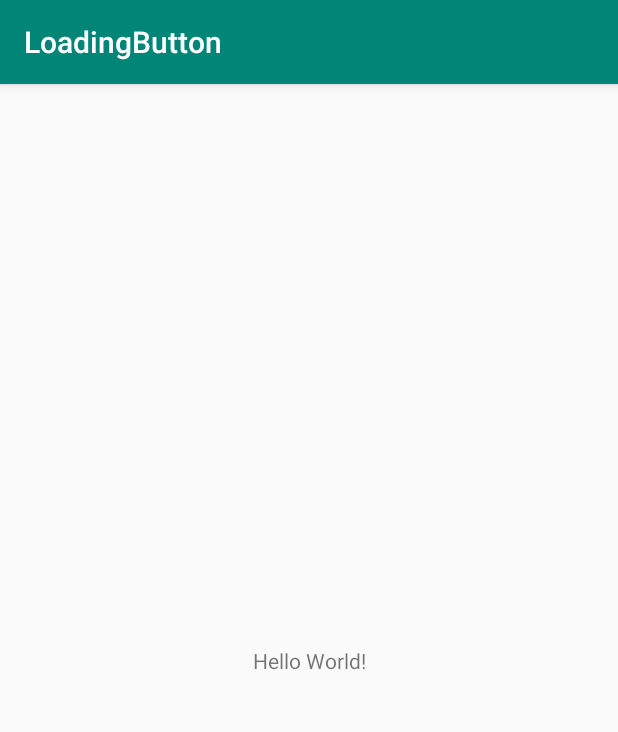
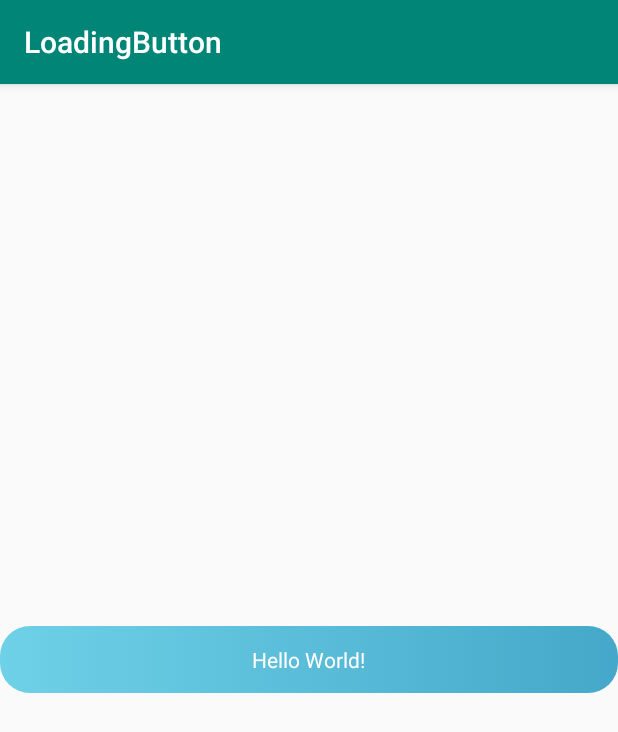
Before and after one commit to duanhao/LoadingButton, an Android app: the screen it shows after launch (MainActivity), on a phone screen of 412 x 824 dp. Shown: the top 732 px of the screen. Run offline under Robolectric (Android 15) with nearby library versions, the phone set to English and light mode, and no system bars.

Commit message:
项目1.0.0

```diff
--- a/app/build.gradle
+++ b/app/build.gradle
@@ -19,10 +19,11 @@ android {
 }
 
 dependencies {
-    implementation fileTree(dir: 'libs', include: ['*.jar'])
+    implementation fileTree(include: ['*.jar'], dir: 'libs')
     implementation 'com.android.support:appcompat-v7:28.0.0'
     implementation 'com.android.support.constraint:constraint-layout:1.1.3'
     testImplementation 'junit:junit:4.12'
     androidTestImplementation 'com.android.support.test:runner:1.0.2'
     androidTestImplementation 'com.android.support.test.espresso:espresso-core:3.0.2'
+    implementation project(':loadbtnlib')
 }
--- a/app/src/main/java/com/app/loadingbutton/MainActivity.java
+++ b/app/src/main/java/com/app/loadingbutton/MainActivity.java
@@ -1,13 +1,51 @@
 package com.app.loadingbutton;
 
+import android.os.Bundle;
+import android.os.Handler;
 import android.support.v7.app.AppCompatActivity;
-import android.os.Bundle;
+import android.view.View;
+
+import com.app.loadbtnlib.LoadingButton;
 
 public class MainActivity extends AppCompatActivity {
+
+    private LoadingButton mLoadingBtn;
 
     @Override
     protected void onCreate(Bundle savedInstanceState) {
         super.onCreate(savedInstanceState);
         setContentView(R.layout.activity_main);
+        mLoadingBtn = findViewById(R.id.main_loadbtn_test);
+
+        mLoadingBtn.setOnClickListener(new View.OnClickListener() {
+            @Override
+            public void onClick(View v) {
+
+                startLoading();
+            }
+        });
+
     }
+
+    private void startLoading() {
+        mLoadingBtn.startLoading(new LoadingButton.OnLoadingListener() {
+            @Override
+            public void onStart() {
+
+                new Handler().postDelayed(new Runnable() {
+                    @Override
+                    public void run() {
+                        //  finishLoading();
+                        mLoadingBtn.finishLoading();
+                    }
+                }, 1000);
+            }
+
+            @Override
+            public void onFinish() {
+
+            }
+        });
+    }
+
 }
--- /dev/null
+++ b/app/src/main/res/drawable/button_main_color_down.xml
@@ -0,0 +1,12 @@
+<?xml version="1.0" encoding="utf-8"?>
+<shape xmlns:android="http://schemas.android.com/apk/res/android">
+
+    <corners android:radius="20dp" />
+
+    <solid android:color="#45a8aa" />
+
+    <gradient
+        android:endColor="#45a8aa"
+        android:startColor="#6fd1c7" />
+
+</shape>
--- /dev/null
+++ b/app/src/main/res/drawable/button_main_color_selector.xml
@@ -0,0 +1,7 @@
+<?xml version="1.0" encoding="utf-8"?>
+<selector xmlns:android="http://schemas.android.com/apk/res/android">
+
+    <item android:drawable="@drawable/button_main_color_up" android:state_pressed="false"></item>
+    <item android:drawable="@drawable/button_main_color_down" android:state_pressed="true"></item>
+
+</selector>
--- /dev/null
+++ b/app/src/main/res/drawable/button_main_color_up.xml
@@ -0,0 +1,12 @@
+<?xml version="1.0" encoding="utf-8"?>
+<shape xmlns:android="http://schemas.android.com/apk/res/android">
+
+    <corners android:radius="20dp" />
+
+    <solid android:color="#45a8ca" />
+
+    <gradient
+        android:endColor="#45a8ca"
+        android:startColor="#6fd1e7" />
+
+</shape>
--- a/app/src/main/res/layout/activity_main.xml
+++ b/app/src/main/res/layout/activity_main.xml
@@ -1,18 +1,21 @@
 <?xml version="1.0" encoding="utf-8"?>
-<android.support.constraint.ConstraintLayout xmlns:android="http://schemas.android.com/apk/res/android"
-    xmlns:app="http://schemas.android.com/apk/res-auto"
+<RelativeLayout xmlns:android="http://schemas.android.com/apk/res/android"
+    xmlns:apps="http://schemas.android.com/apk/res-auto"
     xmlns:tools="http://schemas.android.com/tools"
     android:layout_width="match_parent"
     android:layout_height="match_parent"
     tools:context=".MainActivity">
 
-    <TextView
-        android:layout_width="wrap_content"
+    <com.app.loadbtnlib.LoadingButton
+        android:id="@+id/main_loadbtn_test"
+        android:layout_width="match_parent"
         android:layout_height="wrap_content"
-        android:text="Hello World!"
-        app:layout_constraintBottom_toBottomOf="parent"
-        app:layout_constraintLeft_toLeftOf="parent"
-        app:layout_constraintRight_toRightOf="parent"
-        app:layout_constraintTop_toTopOf="parent" />
+        android:layout_centerInParent="true"
+        android:background="@drawable/button_main_color_selector"
+        apps:circleBgColor="@color/colorPrimary"
+        apps:txt="Hello World!"
+        apps:txtcolor="#fff"
+        apps:txtsize="14" />
 
-</android.support.constraint.ConstraintLayout>
+
+</RelativeLayout>
--- a/loadbtnlib/build.gradle
+++ b/loadbtnlib/build.gradle
@@ -2,9 +2,6 @@ apply plugin: 'com.android.library'
 
 android {
     compileSdkVersion 28
-
-
-
     defaultConfig {
         minSdkVersion 24
         targetSdkVersion 28
@@ -26,7 +23,6 @@ android {
 
 dependencies {
     implementation fileTree(dir: 'libs', include: ['*.jar'])
-
     implementation 'com.android.support:appcompat-v7:28.0.0'
     testImplementation 'junit:junit:4.12'
     androidTestImplementation 'com.android.support.test:runner:1.0.2'
--- /dev/null
+++ b/loadbtnlib/src/main/java/com/app/loadbtnlib/LoadingButton.java
@@ -0,0 +1,247 @@
+package com.app.loadbtnlib;
+
+import android.animation.Animator;
+import android.animation.AnimatorListenerAdapter;
+import android.animation.ValueAnimator;
+import android.content.Context;
+import android.content.res.ColorStateList;
+import android.content.res.TypedArray;
+import android.graphics.PorterDuff;
+import android.graphics.drawable.Drawable;
+import android.support.v4.content.ContextCompat;
+import android.util.AttributeSet;
+import android.util.TypedValue;
+import android.view.Gravity;
+import android.widget.FrameLayout;
+import android.widget.ProgressBar;
+import android.widget.TextView;
+
+/**
+ * Author：duanhao         Mail：duanhao@bmsoft.com.cn
+ * CreateDate：2019/1/17 上午10:31     CreateVersion：1.0.0
+ * CreateDesc：
+ * UpdateDate：2019/1/17 上午10:31     CreateVersion：
+ * UpdateDesc：
+ */
+public class LoadingButton extends FrameLayout {
+
+    // 开始和结束Loading时的回调
+    private OnLoadingListener mLoadingListener;
+    // Loading动画旋转周期
+    private int mRotateDuration = 1000;
+    // 按钮缩成Loading动画的时间
+    private int mReduceDuration = 350;
+    private int width;
+    private int height;
+    // 是否在Loading中
+    private boolean isLoading = false;
+    private Context mContext;
+    private TextView mLoadTxt;
+    private ProgressBar mProgressBar;
+    private int mCircleColor;
+    private String mTxtTitle;
+    private Drawable mBgDrawable;
+
+
+    public LoadingButton(Context context) {
+        this(context, null);
+    }
+
+    public LoadingButton(Context context, AttributeSet attrs) {
+        this(context, attrs, 0);
+    }
+
+    public LoadingButton(Context context, AttributeSet attrs, int defStyleAttr) {
+        super(context, attrs, defStyleAttr);
+        this.mContext = context;
+        TypedArray typedArray = context.obtainStyledAttributes(attrs, R.styleable.LoadingButton);
+        mCircleColor = typedArray.getColor(R.styleable.LoadingButton_circleBgColor, ContextCompat.getColor(context, R.color.loadingbtn_normal_bg_color));
+        mTxtTitle = typedArray.getString(R.styleable.LoadingButton_txt);
+        float txtSize = typedArray.getFloat(R.styleable.LoadingButton_txtsize, 17);
+        int txtColor = typedArray.getColor(R.styleable.LoadingButton_txtcolor, ContextCompat.getColor(mContext, R.color.loadingbtn_txt_color));
+        typedArray.recycle();
+        mLoadTxt = new TextView(mContext);
+        mLoadTxt.setText(mTxtTitle);
+        mLoadTxt.setTextSize(txtSize);
+        mLoadTxt.setTextColor(txtColor);
+        FrameLayout.LayoutParams params = new LayoutParams(LayoutParams.WRAP_CONTENT, LayoutParams.WRAP_CONTENT);
+        params.gravity = Gravity.CENTER;
+        mLoadTxt.setLayoutParams(params);
+        addView(mLoadTxt);
+        init();
+    }
+
+    /**
+     * 初始化 属性
+     */
+    private void init() {
+        mBgDrawable = getBackground();
+        mProgressBar = new ProgressBar(mContext);
+        mProgressBar.setIndeterminateTintList(ColorStateList.valueOf(mCircleColor));
+        mProgressBar.setIndeterminateTintMode(PorterDuff.Mode.SRC_ATOP);
+        mProgressBar.setVisibility(INVISIBLE);
+        FrameLayout.LayoutParams params = new LayoutParams(dp2px(45), dp2px(45));
+        mProgressBar.setLayoutParams(params);
+        addView(mProgressBar);
+
+    }
+
+
+    @Override
+    protected void onLayout(boolean changed, int left, int top, int right, int bottom) {
+        super.onLayout(changed, left, top, right, bottom);
+        if (width == 0) width = getMeasuredWidth();
+        if (height == 0) height = getMeasuredHeight();
+
+    }
+
+
+    /**
+     * 按钮缩成Loading的动画
+     */
+    private void showStartLoadAnimation() {
+        ValueAnimator animator = new ValueAnimator().ofInt(width, height);
+        animator.setDuration(mReduceDuration);
+        animator.addUpdateListener(new ValueAnimator.AnimatorUpdateListener() {
+            @Override
+            public void onAnimationUpdate(ValueAnimator animation) {
+                getLayoutParams().width = (int) animation.getAnimatedValue();
+                requestLayout();
+            }
+        });
+        animator.addListener(new AnimatorListenerAdapter() {
+            @Override
+            public void onAnimationStart(Animator animation) {
+                setBackground(mBgDrawable);
+                setEnabled(false);
+                mLoadTxt.setText("");
+            }
+
+            @Override
+            public void onAnimationEnd(Animator animation) {
+                showLoadingAnimation();
+            }
+        });
+        animator.start();
+    }
+
+    private void showLoadingAnimation() {
+//        RotateAnimation animation = new RotateAnimation(0, 360, Animation.RELATIVE_TO_SELF, 0.5f, Animation.RELATIVE_TO_SELF, 0.5f);
+//        animation.setDuration(mRotateDuration);
+//        animation.setInterpolator(new LinearInterpolator());
+//        animation.setRepeatCount(-1);
+//        startAnimation(animation);
+        if (mLoadingListener != null) {
+            mLoadingListener.onStart();
+        }
+        setBackground(null);
+        mProgressBar.setVisibility(VISIBLE);
+        isLoading = true;
+    }
+
+    /**
+     * 播放Loading拉伸成按钮的动画
+     */
+    private void showFinishLoadAnimation() {
+        mProgressBar.setVisibility(INVISIBLE);
+        ValueAnimator animator = new ValueAnimator().ofInt(height, width);
+        animator.setDuration(mReduceDuration);
+        animator.addUpdateListener(new ValueAnimator.AnimatorUpdateListener() {
+            @Override
+            public void onAnimationUpdate(ValueAnimator animation) {
+                getLayoutParams().width = (int) animation.getAnimatedValue();
+                requestLayout();
+            }
+        });
+        animator.addListener(new AnimatorListenerAdapter() {
+            @Override
+            public void onAnimationStart(Animator animation) {
+                setBackground(mBgDrawable);
+                setEnabled(false);
+            }
+
+            @Override
+            public void onAnimationEnd(Animator animation) {
+                mLoadTxt.setText(mTxtTitle);
+                setEnabled(true);
+                if (mLoadingListener != null) {
+                    mLoadingListener.onFinish();
+                }
+            }
+        });
+        animator.start();
+        isLoading = false;
+    }
+
+    /**
+     * dp转px
+     *
+     * @param dpVal
+     * @return
+     */
+    private int dp2px(float dpVal) {
+        return (int) TypedValue.applyDimension(TypedValue.COMPLEX_UNIT_DIP,
+                dpVal, mContext.getResources().getDisplayMetrics());
+    }
+
+    private int sp2px(float spValue) {
+        float fontScale = mContext.getResources().getDisplayMetrics().scaledDensity;
+        return (int) (spValue * fontScale + 0.5f);
+    }
+
+    /**
+     * 开始Loading
+     */
+    public void startLoading() {
+        if (!isLoading) {
+            clearAnimation();
+            showStartLoadAnimation();
+        }
+    }
+
+    /**
+     * 开始Loading
+     *
+     * @param listener Loading开始时的回调
+     */
+    public void startLoading(OnLoadingListener listener) {
+        if (!isLoading) {
+            mLoadingListener = listener;
+            clearAnimation();
+            showStartLoadAnimation();
+        }
+    }
+
+    /**
+     * 结束Loading
+     */
+    public void finishLoading() {
+        if (isLoading) {
+            clearAnimation();
+            showFinishLoadAnimation();
+        }
+    }
+
+    /**
+     * 结束Loading
+     *
+     * @param listener Loading结束时的回调
+     */
+    public void finishLoading(OnLoadingListener listener) {
+        if (isLoading) {
+            mLoadingListener = listener;
+            clearAnimation();
+            showFinishLoadAnimation();
+        }
+    }
+
+
+    /**
+     * Loading开始和结束时的回调接口
+     */
+    public interface OnLoadingListener {
+        void onStart();
+
+        void onFinish();
+    }
+}
--- /dev/null
+++ b/loadbtnlib/src/main/res/values/colors.xml
@@ -0,0 +1,4 @@
+<resources>
+    <color name="loadingbtn_normal_bg_color">#577eee</color>
+    <color name="loadingbtn_txt_color">#a2a3a6</color>
+</resources>
```
Also changed, not shown: loadbtnlib/src/main/res/drawable/circle_loading.xml (added, +14 -0 lines), loadbtnlib/src/main/res/values/attrs.xml (added, +9 -0 lines).
